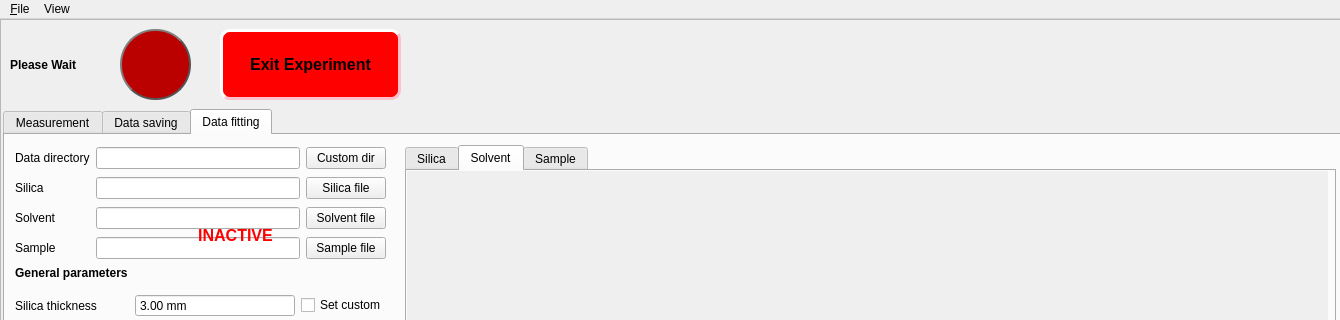
This is window.ui in RadoslawDeska/python_project as Qt 5 draws it before an edit; both pictures show x 0 to 1340 and y 0 to 320 of the 1340 by 836 pixel window. The edited form follows.
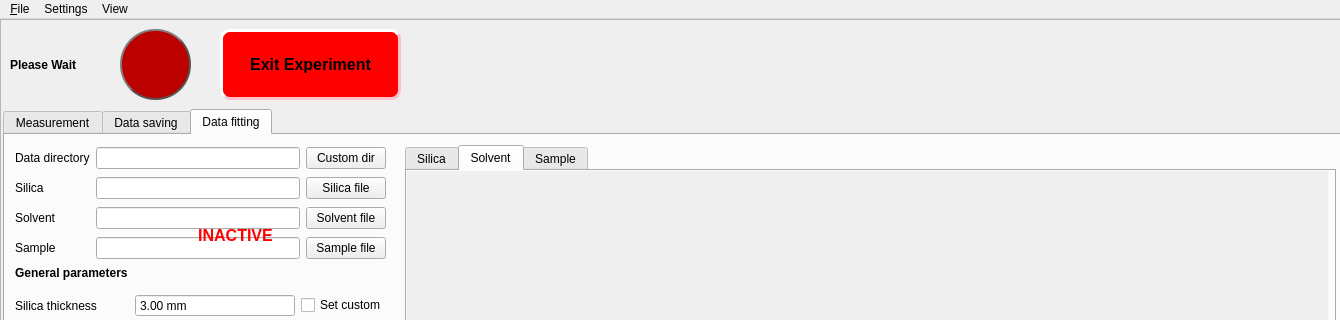
This is the edited form. The open tabs and pages were chosen to show the change.

```diff
--- a/window.ui
+++ b/window.ui
@@ -6655,7 +6655,7 @@
      <x>0</x>
      <y>0</y>
      <width>1340</width>
-     <height>21</height>
+     <height>22</height>
     </rect>
    </property>
    <widget class="QMenu" name="menuFile">
@@ -6678,7 +6678,18 @@
     </widget>
     <addaction name="menuTheme"/>
    </widget>
+   <widget class="QMenu" name="menuSettings">
+    <property name="title">
+     <string>Settings</string>
+    </property>
+    <addaction name="actionLoad"/>
+    <addaction name="actionSave"/>
+    <addaction name="separator"/>
+    <addaction name="actionRestore_default"/>
+    <addaction name="actionOpen_editor"/>
+   </widget>
    <addaction name="menuFile"/>
+   <addaction name="menuSettings"/>
    <addaction name="menuView"/>
   </widget>
   <widget class="QStatusBar" name="statusbar"/>
```
Left out of the diff: 49 changed lines with no effect on the pictures.
